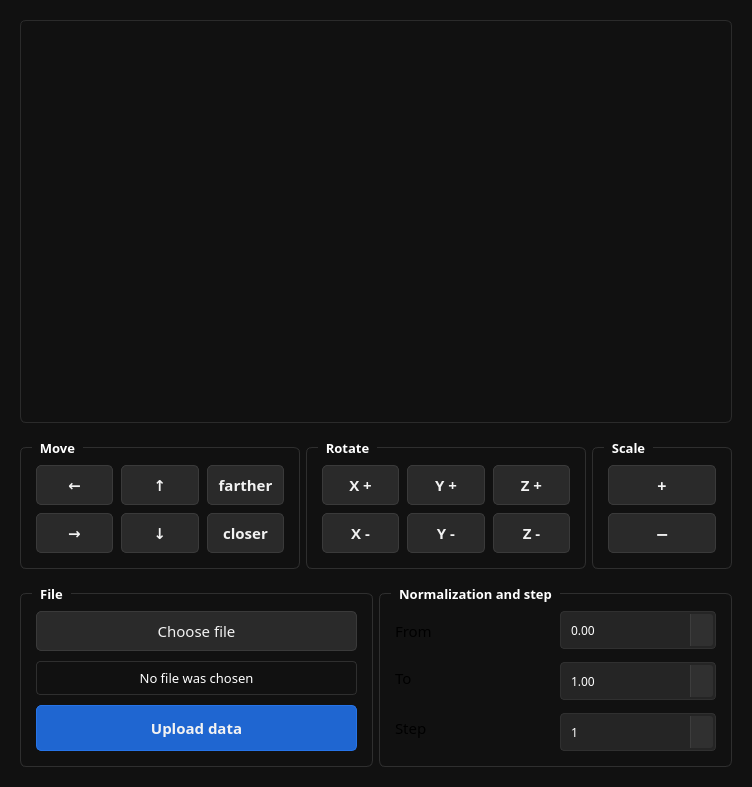
First picture: the form in mainwindow.ui, repository im-the-g00se-BMSTU/im-the-g00se-lab4-oop, before the edit.
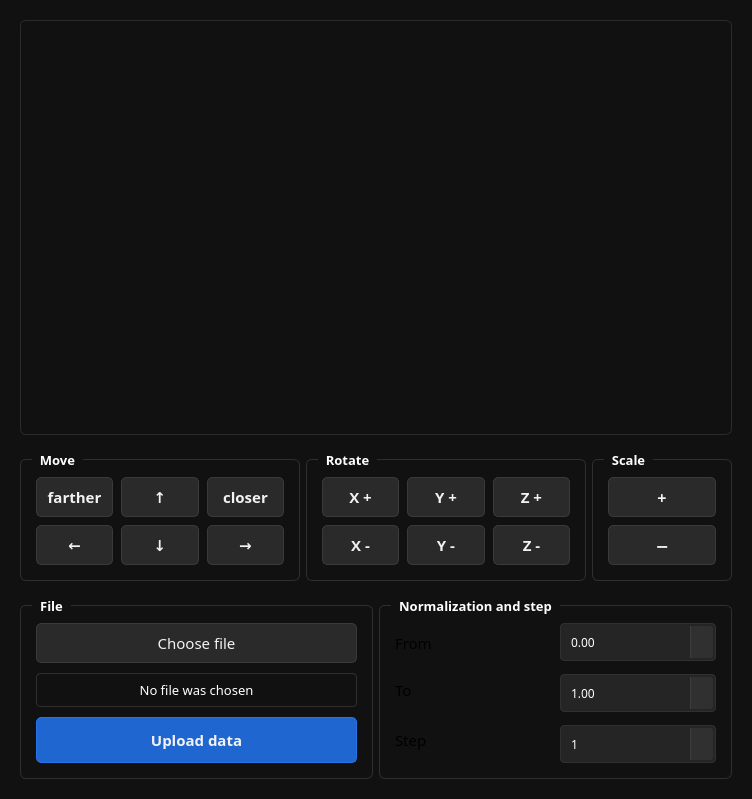
Second picture: the form after the edit. Icons and pictures are not drawn.

The edit to the form file:
```diff
--- a/mainwindow.ui
+++ b/mainwindow.ui
@@ -7,7 +7,7 @@
     <x>0</x>
     <y>0</y>
     <width>752</width>
-    <height>787</height>
+    <height>799</height>
    </rect>
   </property>
   <property name="sizePolicy">
@@ -221,81 +221,7 @@
           <property name="spacing">
            <number>8</number>
           </property>
-          <item row="1" column="3">
-           <widget class="QPushButton" name="translateZPlusButton">
-            <property name="font">
-             <font>
-              <family>Nunito</family>
-              <pointsize>11</pointsize>
-              <bold>true</bold>
-             </font>
-            </property>
-            <property name="toolTip">
-             <string>Move the scene closer along the Z axis</string>
-            </property>
-            <property name="text">
-             <string>closer</string>
-            </property>
-           </widget>
-          </item>
-          <item row="0" column="3">
-           <widget class="QPushButton" name="translateZMinusButton">
-            <property name="font">
-             <font>
-              <family>Nunito</family>
-              <pointsize>11</pointsize>
-              <bold>true</bold>
-             </font>
-            </property>
-            <property name="toolTip">
-             <string>Move the scene farther along the Z axis</string>
-            </property>
-            <property name="text">
-             <string>farther</string>
-            </property>
-           </widget>
-          </item>
-          <item row="1" column="2">
-           <widget class="QPushButton" name="translateYMinusButton">
-            <property name="font">
-             <font>
-              <family>Nunito</family>
-              <pointsize>11</pointsize>
-              <bold>true</bold>
-             </font>
-            </property>
-            <property name="cursor">
-             <cursorShape>PointingHandCursor</cursorShape>
-            </property>
-            <property name="toolTip">
-             <string>Move the scene down along the Y axis</string>
-            </property>
-            <property name="text">
-             <string>↓</string>
-            </property>
-           </widget>
-          </item>
-          <item row="1" column="0">
-           <widget class="QPushButton" name="translateXPlusButton">
-            <property name="font">
-             <font>
-              <family>Nunito</family>
-              <pointsize>11</pointsize>
-              <bold>true</bold>
-             </font>
-            </property>
-            <property name="cursor">
-             <cursorShape>PointingHandCursor</cursorShape>
-            </property>
-            <property name="toolTip">
-             <string>Move the scene right along the X axis</string>
-            </property>
-            <property name="text">
-             <string>→</string>
-            </property>
-           </widget>
-          </item>
-          <item row="0" column="0">
+          <item row="2" column="0">
            <widget class="QPushButton" name="translateXMinusButton">
             <property name="font">
              <font>
@@ -315,7 +241,27 @@
             </property>
            </widget>
           </item>
-          <item row="0" column="2">
+          <item row="2" column="2">
+           <widget class="QPushButton" name="translateYMinusButton">
+            <property name="font">
+             <font>
+              <family>Nunito</family>
+              <pointsize>11</pointsize>
+              <bold>true</bold>
+             </font>
+            </property>
+            <property name="cursor">
+             <cursorShape>PointingHandCursor</cursorShape>
+            </property>
+            <property name="toolTip">
+             <string>Y-</string>
+            </property>
+            <property name="text">
+             <string>↓</string>
+            </property>
+           </widget>
+          </item>
+          <item row="1" column="2">
            <widget class="QPushButton" name="translateYPlusButton">
             <property name="font">
              <font>
@@ -335,6 +281,60 @@
             </property>
            </widget>
           </item>
+          <item row="2" column="3">
+           <widget class="QPushButton" name="translateXPlusButton">
+            <property name="font">
+             <font>
+              <family>Nunito</family>
+              <pointsize>11</pointsize>
+              <bold>true</bold>
+             </font>
+            </property>
+            <property name="cursor">
+             <cursorShape>PointingHandCursor</cursorShape>
+            </property>
+            <property name="toolTip">
+             <string>X+</string>
+            </property>
+            <property name="text">
+             <string>→</string>
+            </property>
+           </widget>
+          </item>
+          <item row="1" column="0">
+           <widget class="QPushButton" name="translateZMinusButton">
+            <property name="font">
+             <font>
+              <family>Nunito</family>
+              <pointsize>11</pointsize>
+              <bold>true</bold>
+             </font>
+            </property>
+            <property name="toolTip">
+             <string>Z-</string>
+            </property>
+            <property name="text">
+             <string>farther</string>
+            </property>
+           </widget>
+          </item>
+          <item row="1" column="3">
+           <widget class="QPushButton" name="translateZPlusButton">
+            <property name="font">
+             <font>
+              <family>Nunito</family>
+              <pointsize>11</pointsize>
+              <bold>true</bold>
+             </font>
+            </property>
+            <property name="toolTip">
+             <string>Z+</string>
+            </property>
+            <property name="text">
+             <string>closer</string>
+            </property>
+           </widget>
+          </item>
          </layout>
         </widget>
        </item>
```
Left out of the diff: 48 changed lines with no effect on the pictures.
